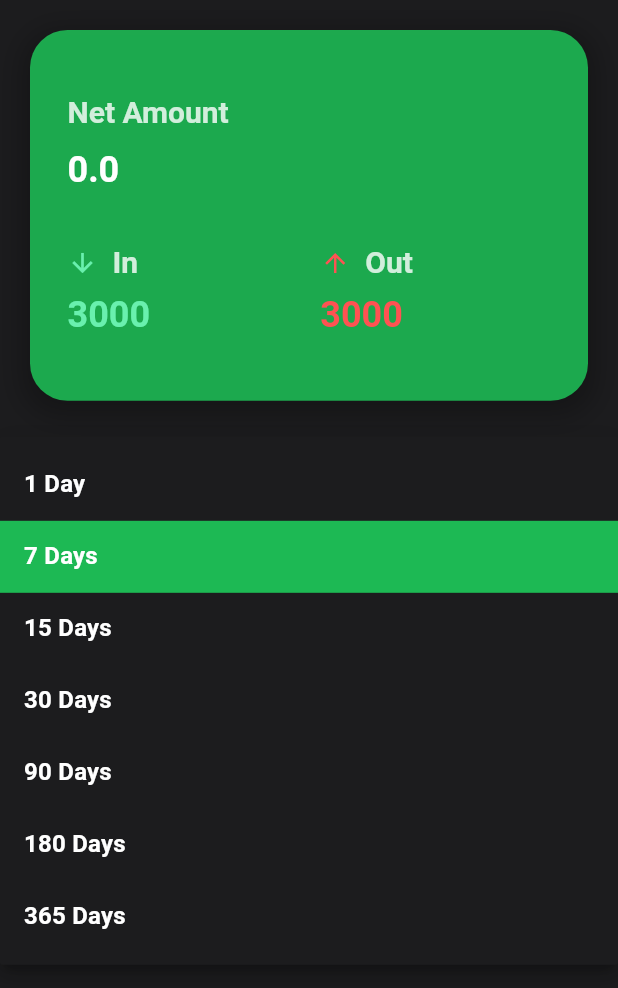
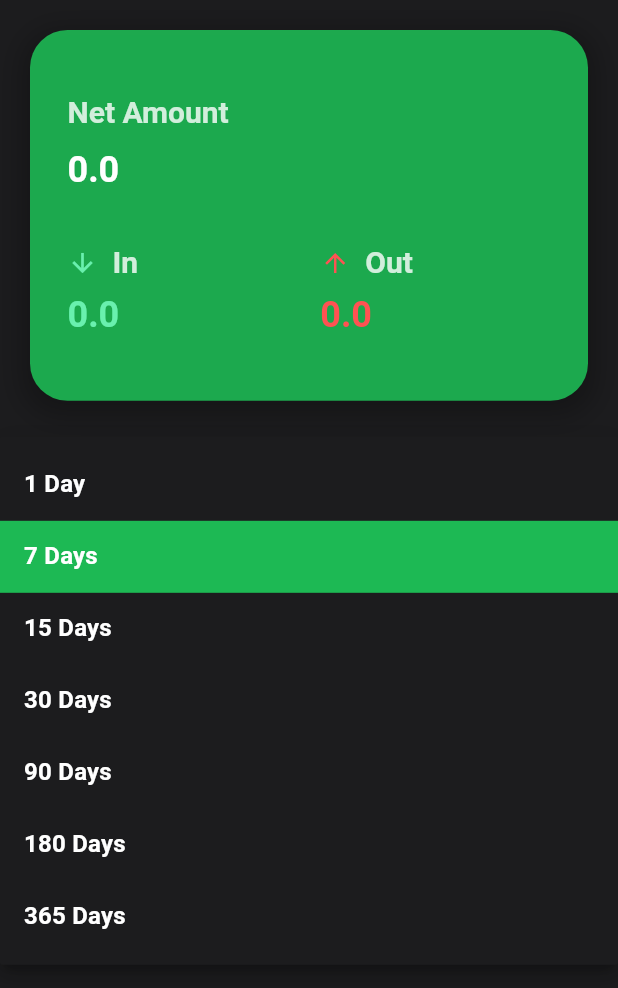
Before and after one commit to shovonploan/wallet, a Flutter app: the HomeScreen screen opened directly, after a tap on an icon or button, on a phone screen of 412 x 824 dp, the part 84-1072 px from its top. Run offline on Flutter 3.47's test engine with Material 3 defaults, Android fonts, the phone set to English and light mode, and no system bars; our stand-ins replace equatable, event_bus, file_picker, flutter_bloc, flutter_secure_storage, fluttertoast and 4 more; missing offline and left inert: cryptography, encrypt, flutter_keychain, mobile_scanner, window_size; accounts and stored records are empty.

```diff
--- a/lib/Pages/Home.dart
+++ b/lib/Pages/Home.dart
@@ -1,13 +1,13 @@
-import 'dart:typed_data';
 import 'package:flutter/material.dart';
 import 'package:flutter_bloc/flutter_bloc.dart';
 import 'package:wallet/components/DateRangeSelection.dart';
 import 'package:wallet/components/DropDownSelectMultiple.dart';
 import 'package:wallet/components/MainDrawer.dart';
+import 'package:wallet/components/RecordTile.dart';
 import 'package:wallet/components/TotalAmountCard.dart';
-import 'package:wallet/components/filepicker.dart';
 import 'package:wallet/constants/common.dart';
 import 'package:wallet/models/account.dart';
+import 'package:wallet/models/record.dart';
 
 import '../constants/theme.dart';
 import 'Account/CreateAccount.dart';
@@ -65,10 +65,11 @@ class _HomeScreenState extends State<HomeScreen> {
                               return Container();
                             } else {
                               return Expanded(
-                                  child: dropDown(
-                                state,
-                                context.read<AccountBloc>(),
-                              ));
+                                child: dropDown(
+                                  state,
+                                  context.read<AccountBloc>(),
+                                ),
+                              );
                             }
                           case AccountLoading():
                             return const CircularProgressIndicator();
@@ -97,18 +98,27 @@ class _HomeScreenState extends State<HomeScreen> {
               const SizedBox(height: 20),
               DateRangeSelection(dateRangeNode: dateRangeNode),
               const SizedBox(height: 20),
-              ElevatedButton(
-                onPressed: () async {
-                  Uint8List? imageBytes = (await pickImageSafely()) as Uint8List?;
-                  if (imageBytes != null) {
-                    // setState(() {
-                    //   _selectedImageBytes = imageBytes;
-                    // });
+              BlocBuilder<RecordBloc, RecordState>(
+                builder: (context, state) {
+                  switch (state) {
+                    case RecordLoading():
+                      return const CircularProgressIndicator();
+                    case RecordListLoaded():
+                      return Column(
+                        children: state.records
+                            .map(
+                              (record) => RecordTile(
+                                record: record,
+                              ),
+                            )
+                            .toList(),
+                      );
+
+                    default:
+                      return Container();
                   }
                 },
-                child: Text('Pick Image'),
-              ),
-
+              )
             ],
           ),
         ),
--- a/lib/components/MainDrawer.dart
+++ b/lib/components/MainDrawer.dart
@@ -2,6 +2,7 @@ import 'package:flutter/material.dart';
 import 'package:flutter_bloc/flutter_bloc.dart';
 import 'package:wallet/Pages/Account/Accounts.dart';
 import 'package:wallet/Pages/Home.dart';
+import 'package:wallet/Pages/Settings.dart';
 import 'package:wallet/bloc/mainNavigation.dart';
 
 import '../constants/theme.dart';
@@ -65,13 +66,13 @@ class MainDrawer extends StatelessWidget {
                 leading: const Icon(Icons.account_balance, color: Colors.white),
                 title: const Text('Accounts',
                     style: TextStyle(color: Colors.white)),
-                onTap: () => _navigateTo(context, state, const Accounts()),
+                onTap: () => _navigateTo(context, state, const AccountsPage()),
               ),
               ListTile(
                 leading: const Icon(Icons.settings, color: Colors.white),
                 title: const Text('Settings',
                     style: TextStyle(color: Colors.white)),
-                onTap: () {},
+                onTap: () => _navigateTo(context, state, const SettingsPage()),
               ),
               const Divider(color: Colors.white54),
               ListTile(
--- a/lib/components/TotalAmountCard.dart
+++ b/lib/components/TotalAmountCard.dart
@@ -1,6 +1,7 @@
 import 'package:flutter/material.dart';
 import 'package:flutter_bloc/flutter_bloc.dart';
 import 'package:wallet/models/account.dart';
+import 'package:wallet/models/record.dart';
 
 import '../constants/common.dart';
 
@@ -77,13 +78,23 @@ class TotalAmountCard extends StatelessWidget {
             ],
           ),
           const SizedBox(height: 5),
-          Text(
-            "3000",
+          BlocBuilder<RecordBloc, RecordState>(builder: (context, state) {
+            double amount = 0.0;
+            if (state is RecordListLoaded) {
+              for (final record in state.records) {
+                if (record.type is Expense) {
+                  amount += record.amount;
+                }
+              }
+            }
+            return Text(
+              "$amount",
               style: Theme.of(context).textTheme.headlineMedium?.copyWith(
                     color: Colors.redAccent,
                     fontWeight: FontWeight.bold,
                   ),
-          ),
+            );
+          }),
         ],
       ),
     );
@@ -111,13 +122,24 @@ class TotalAmountCard extends StatelessWidget {
             ],
           ),
           const SizedBox(height: 5),
-          Text(
-            "3000",
+          BlocBuilder<RecordBloc, RecordState>(builder: (context, state) {
+            double amount = 0.0;
+            if (state is RecordListLoaded) {
+              for (final record in state.records) {
+                if (record.type is Income) {
+                  amount += record.amount;
+                }
+              }
+            }
+
+            return Text(
+              "$amount",
               style: Theme.of(context).textTheme.headlineMedium?.copyWith(
                     color: Colors.greenAccent,
                     fontWeight: FontWeight.bold,
                   ),
-          ),
+            );
+          }),
         ],
       ),
     );
--- a/lib/models/account.dart
+++ b/lib/models/account.dart
@@ -369,6 +369,7 @@ class AccountBloc extends Bloc<AccountEvent, AccountState> {
     }
   }
 
+  // TODO : Currency Check
   Future<void> _onSelectedAccounts(
       SelectedAccounts event, Emitter<AccountState> emit) async {
     final currentState = state;
--- a/lib/models/record.dart
+++ b/lib/models/record.dart
@@ -34,11 +34,13 @@ abstract class RecordType {
 class Income extends RecordType {
   final String accountId;
   const Income(this.accountId) : super();
+
   @override
   Map<String, dynamic> toJson() => {
         'type': 'Income',
         'accountId': accountId,
       };
+
   @override
   String toString() => 'Income ($accountId)';
 }
@@ -46,11 +48,13 @@ class Income extends RecordType {
 class Expense extends RecordType {
   final String accountId;
   const Expense(this.accountId) : super();
+
   @override
   Map<String, dynamic> toJson() => {
         'type': 'Expense',
         'accountId': accountId,
       };
+
   @override
   String toString() => 'Expense ($accountId)';
 }
@@ -59,12 +63,14 @@ class Transfer extends RecordType {
   final String fromAccountId;
   final String toAccountId;
   const Transfer(this.fromAccountId, this.toAccountId) : super();
+
   @override
   Map<String, dynamic> toJson() => {
         'type': 'Transfer',
         'fromAccountId': fromAccountId,
         'toAccountId': toAccountId,
       };
+
   @override
   String toString() => 'Transfer ($fromAccountId -> $toAccountId)';
 }
```
Also changed, not shown: lib/Pages/Account/Accounts.dart (+4 -4 lines), lib/Pages/Settings.dart (added, +78 -0 lines), lib/bloc/settings.dart (added, +105 -0 lines), lib/components/RecordTile.dart (added, +35 -0 lines), lib/database/database.dart (+6 -2 lines), lib/main.dart (+19 -7 lines). Lines whose indentation alone changed are shown as unchanged.
